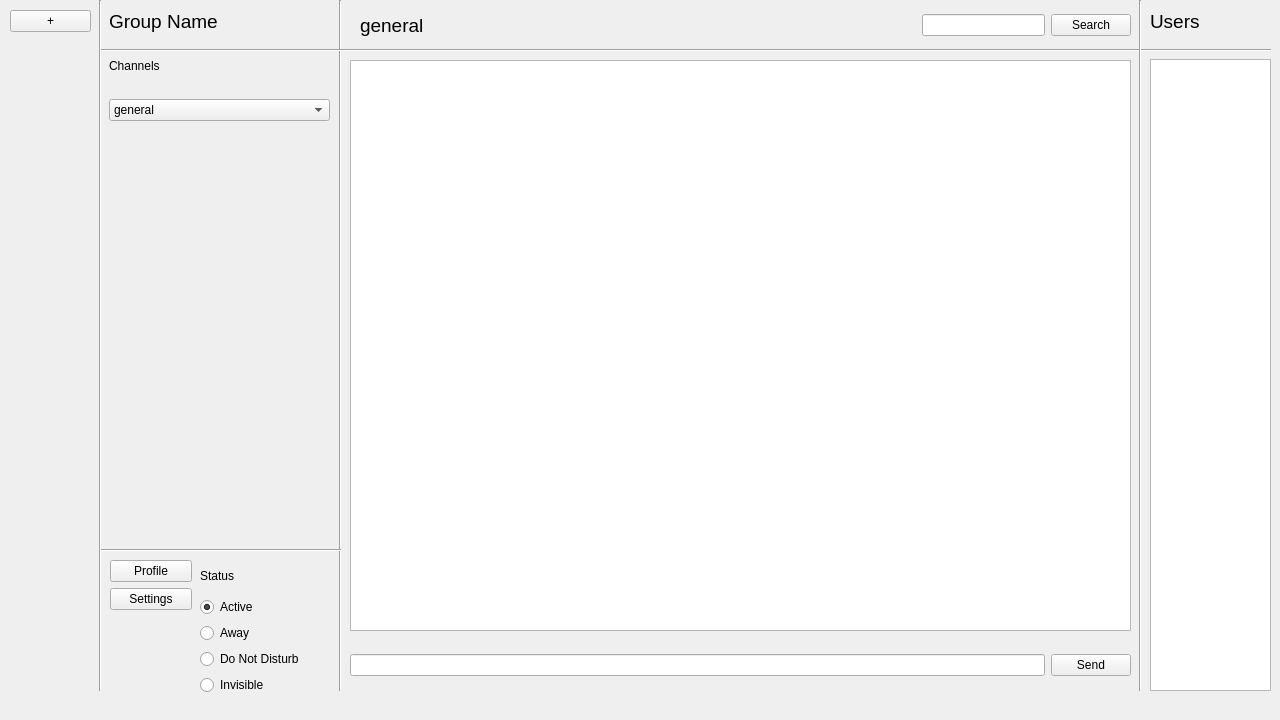
Hannah-Ashna/Messaging-Application, file Project Implementation/Messaging App Codebase/forms/mainwindow.ui: the form before one commit.
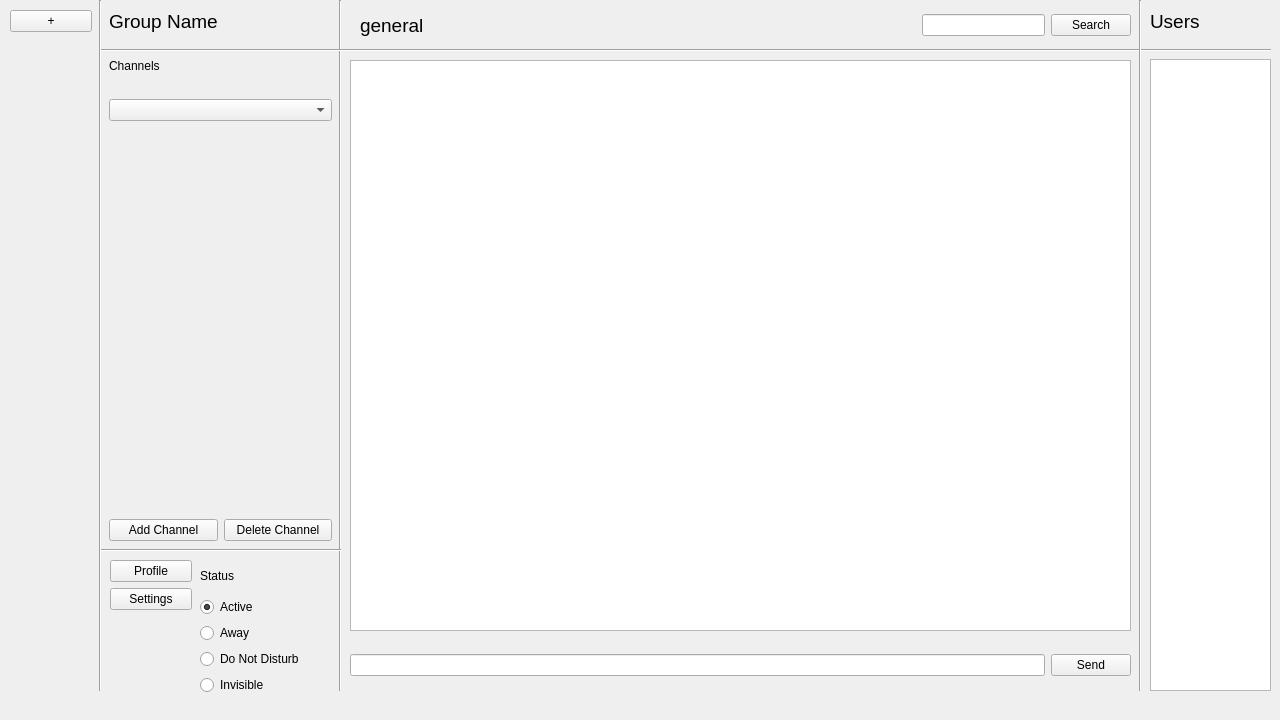
The form after the commit. The open tabs and pages were chosen to show the change.

Commit message: Implemented Channels

What changed in the file:
```diff
--- a/Project Implementation/Messaging App Codebase/forms/mainwindow.ui
+++ b/Project Implementation/Messaging App Codebase/forms/mainwindow.ui
@@ -278,7 +278,7 @@
        <rect>
         <x>109</x>
         <y>10</y>
-        <width>221</width>
+        <width>223</width>
         <height>531</height>
        </rect>
       </property>
@@ -329,33 +329,7 @@
         </spacer>
        </item>
        <item>
-        <widget class="QComboBox" name="channelDropDown">
-         <item>
-          <property name="text">
-           <string>general</string>
-          </property>
-         </item>
-         <item>
-          <property name="text">
-           <string>ideaboard</string>
-          </property>
-         </item>
-         <item>
-          <property name="text">
-           <string>keydocuments</string>
-          </property>
-         </item>
-         <item>
-          <property name="text">
-           <string>meetingschedule</string>
-          </property>
-         </item>
-         <item>
-          <property name="text">
-           <string>pendingtasks</string>
-          </property>
-         </item>
-        </widget>
+        <widget class="QComboBox" name="channelDropDown"/>
        </item>
        <item>
         <spacer name="verticalSpacer_11">
@@ -474,6 +448,24 @@
          </property>
         </spacer>
        </item>
+       <item>
+        <layout class="QHBoxLayout" name="horizontalLayout_7">
+         <item>
+          <widget class="QPushButton" name="addChannelButton">
+           <property name="text">
+            <string>Add Channel</string>
+           </property>
+          </widget>
+         </item>
+         <item>
+          <widget class="QPushButton" name="deleteChannelButton">
+           <property name="text">
+            <string>Delete Channel</string>
+           </property>
+          </widget>
+         </item>
+        </layout>
+       </item>
       </layout>
      </widget>
      <widget class="QTextBrowser" name="messageLog">
@@ -636,7 +628,7 @@
        <rect>
         <x>10</x>
         <y>10</y>
-        <width>81</width>
+        <width>82</width>
         <height>681</height>
        </rect>
       </property>
```
Left out of the diff: 2 changed lines with no effect on the pictures. The commit also changes 15 other files.
